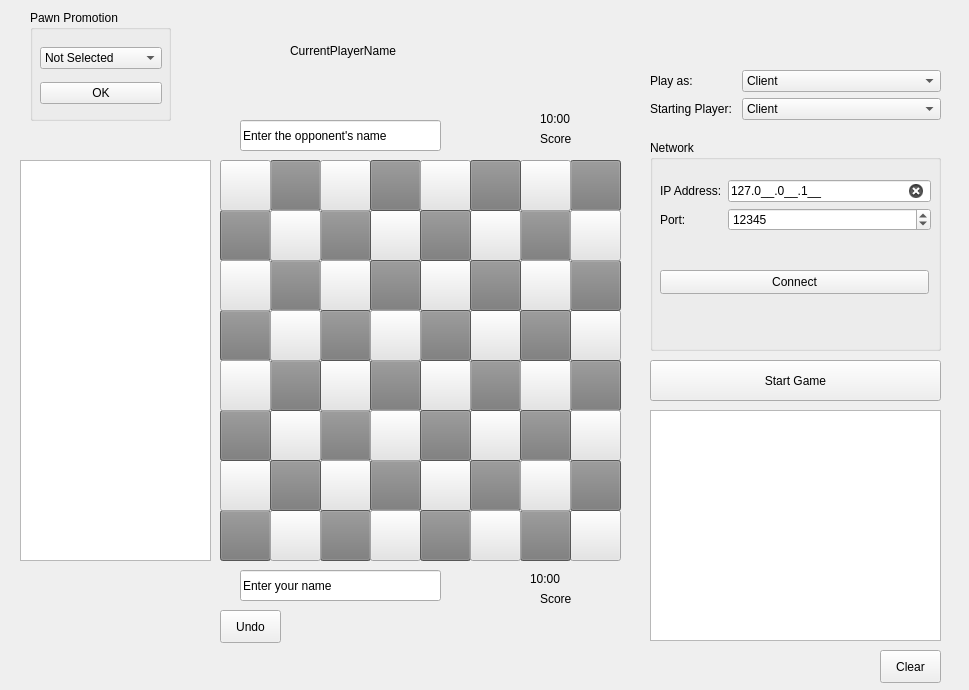
Above: schach/schachgui.ui from Charly-62/QtChessApp before the change. Below: the same form after it.
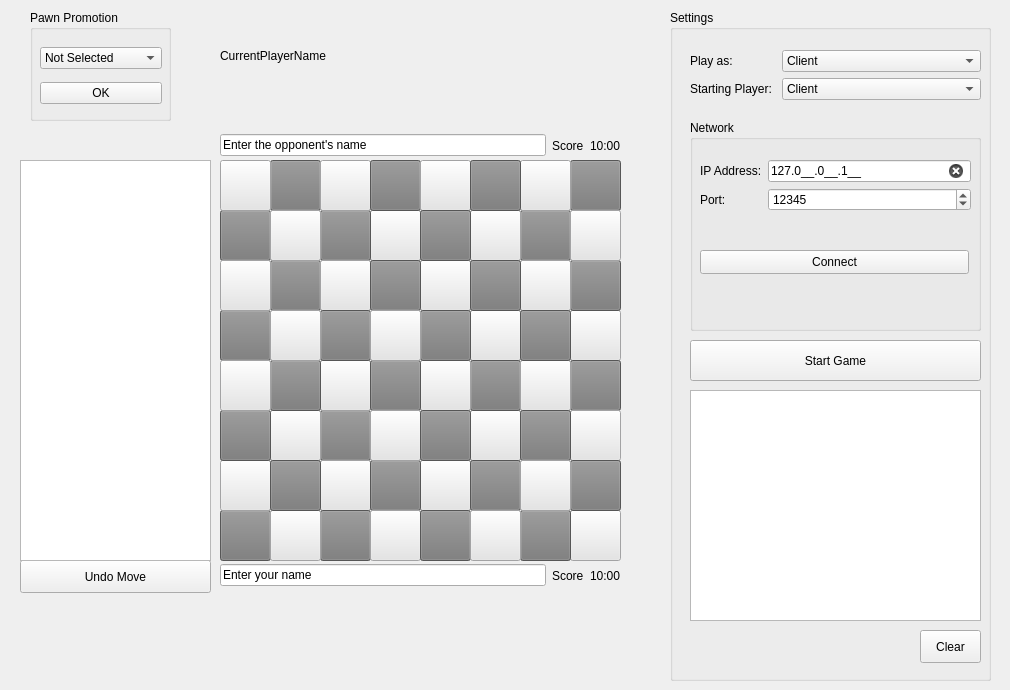
That is the form after the change. The open tabs and pages were chosen to show the change.

Diff of the .ui file:
```diff
--- a/schach/schachgui.ui
+++ b/schach/schachgui.ui
@@ -6,7 +6,7 @@
    <rect>
     <x>0</x>
     <y>0</y>
-    <width>969</width>
+    <width>1010</width>
     <height>690</height>
    </rect>
   </property>
@@ -1046,11 +1046,172 @@
     <string/>
    </property>
   </widget>
+  <widget class="QLabel" name="lblCurrentPlayerName">
+   <property name="geometry">
+    <rect>
+     <x>220</x>
+     <y>10</y>
+     <width>401</width>
+     <height>91</height>
+    </rect>
+   </property>
+   <property name="text">
+    <string>CurrentPlayerName</string>
+   </property>
+  </widget>
+  <widget class="QPushButton" name="pbUndo">
+   <property name="geometry">
+    <rect>
+     <x>20</x>
+     <y>560</y>
+     <width>191</width>
+     <height>33</height>
+    </rect>
+   </property>
+   <property name="text">
+    <string>Undo Move</string>
+   </property>
+  </widget>
+  <widget class="QListWidget" name="lstMoveHistory">
+   <property name="geometry">
+    <rect>
+     <x>20</x>
+     <y>160</y>
+     <width>191</width>
+     <height>401</height>
+    </rect>
+   </property>
+  </widget>
+  <widget class="QStackedWidget" name="swpawnpromotion">
+   <property name="geometry">
+    <rect>
+     <x>10</x>
+     <y>10</y>
+     <width>211</width>
+     <height>111</height>
+    </rect>
+   </property>
+   <property name="currentIndex">
+    <number>1</number>
+   </property>
+   <widget class="QWidget" name="pawnpromotionpage">
+    <widget class="QGroupBox" name="grpPawnPromotion">
+     <property name="geometry">
+      <rect>
+       <x>20</x>
+       <y>0</y>
+       <width>141</width>
+       <height>111</height>
+      </rect>
+     </property>
+     <property name="title">
+      <string>Pawn Promotion</string>
+     </property>
+     <widget class="QWidget" name="verticalLayoutWidget">
+      <property name="geometry">
+       <rect>
+        <x>10</x>
+        <y>30</y>
+        <width>122</width>
+        <height>72</height>
+       </rect>
+      </property>
+      <layout class="QVBoxLayout" name="verticalLayout">
+       <item>
+        <widget class="QComboBox" name="cbPawnPromotion">
+         <item>
+          <property name="text">
+           <string>Not Selected</string>
+          </property>
+         </item>
+         <item>
+          <property name="text">
+           <string>Queen</string>
+          </property>
+         </item>
+         <item>
+          <property name="text">
+           <string>Rook</string>
+          </property>
+         </item>
+         <item>
+          <property name="text">
+           <string>Knight</string>
+          </property>
+         </item>
+         <item>
+          <property name="text">
+           <string>Bishop</string>
+          </property>
+         </item>
+        </widget>
+       </item>
+       <item>
+        <widget class="QPushButton" name="pbPawnPromotion">
+         <property name="text">
+          <string>OK</string>
+         </property>
+        </widget>
+       </item>
+      </layout>
+     </widget>
+    </widget>
+   </widget>
+   <widget class="QWidget" name="defaultpage"/>
+  </widget>
+  <widget class="QGroupBox" name="groupBox">
+   <property name="geometry">
+    <rect>
+     <x>670</x>
+     <y>10</y>
+     <width>321</width>
+     <height>671</height>
+    </rect>
+   </property>
+   <property name="title">
+    <string>Settings</string>
+   </property>
+   <widget class="QPushButton" name="pbClear">
+    <property name="geometry">
+     <rect>
+      <x>250</x>
+      <y>620</y>
+      <width>61</width>
+      <height>33</height>
+     </rect>
+    </property>
+    <property name="text">
+     <string>Clear</string>
+    </property>
+   </widget>
+   <widget class="QListWidget" name="lstNetzwerkConsole">
+    <property name="geometry">
+     <rect>
+      <x>20</x>
+      <y>380</y>
+      <width>291</width>
+      <height>231</height>
+     </rect>
+    </property>
+   </widget>
+   <widget class="QPushButton" name="bStart">
+    <property name="geometry">
+     <rect>
+      <x>20</x>
+      <y>330</y>
+      <width>291</width>
+      <height>41</height>
+     </rect>
+    </property>
+    <property name="text">
+     <string>Start Game</string>
+    </property>
+   </widget>
   <widget class="QGroupBox" name="grpNetwork">
    <property name="geometry">
     <rect>
-     <x>650</x>
-     <y>140</y>
+      <x>20</x>
+      <y>110</y>
      <width>291</width>
      <height>211</height>
     </rect>
@@ -1127,24 +1288,11 @@
     </property>
    </widget>
   </widget>
-  <widget class="QLabel" name="scorelbl">
-   <property name="geometry">
-    <rect>
-     <x>540</x>
-     <y>130</y>
-     <width>64</width>
-     <height>17</height>
-    </rect>
-   </property>
-   <property name="text">
-    <string>Score</string>
-   </property>
-  </widget>
   <widget class="QWidget" name="formLayoutWidget_2">
    <property name="geometry">
     <rect>
-     <x>650</x>
-     <y>70</y>
+      <x>20</x>
+      <y>40</y>
      <width>291</width>
      <height>70</height>
     </rect>
@@ -1199,219 +1347,72 @@
     </item>
    </layout>
   </widget>
-  <widget class="QListWidget" name="lstNetzwerkConsole">
+  </widget>
+  <widget class="QWidget" name="horizontalLayoutWidget">
    <property name="geometry">
     <rect>
-     <x>650</x>
-     <y>410</y>
-     <width>291</width>
-     <height>231</height>
+     <x>220</x>
+     <y>130</y>
+     <width>401</width>
+     <height>31</height>
     </rect>
    </property>
-  </widget>
+   <layout class="QHBoxLayout" name="horizontalLayout">
+    <item>
+     <widget class="QLineEdit" name="leName2">
+      <property name="text">
+       <string>Enter the opponent's name</string>
+      </property>
+     </widget>
+    </item>
+    <item>
+     <widget class="QLabel" name="scorelbl">
+      <property name="text">
+       <string>Score</string>
+      </property>
+     </widget>
+    </item>
+    <item>
   <widget class="QLabel" name="lblPlayer2Timer">
-   <property name="geometry">
-    <rect>
-     <x>540</x>
-     <y>110</y>
-     <width>64</width>
-     <height>17</height>
-    </rect>
-   </property>
    <property name="text">
     <string>10:00</string>
    </property>
   </widget>
-  <widget class="QLabel" name="lblPlayer1Timer">
-   <property name="geometry">
-    <rect>
-     <x>530</x>
-     <y>570</y>
-     <width>64</width>
-     <height>17</height>
-    </rect>
-   </property>
-   <property name="text">
-    <string>10:00</string>
-   </property>
+    </item>
+   </layout>
   </widget>
-  <widget class="QLabel" name="scorelbl_2">
+  <widget class="QWidget" name="horizontalLayoutWidget_2">
    <property name="geometry">
     <rect>
-     <x>540</x>
-     <y>590</y>
-     <width>64</width>
-     <height>17</height>
+     <x>220</x>
+     <y>560</y>
+     <width>401</width>
+     <height>31</height>
     </rect>
    </property>
-   <property name="text">
-    <string>Score</string>
-   </property>
-  </widget>
+   <layout class="QHBoxLayout" name="horizontalLayout_2">
+    <item>
   <widget class="QLineEdit" name="leName1">
-   <property name="geometry">
-    <rect>
-     <x>240</x>
-     <y>570</y>
-     <width>201</width>
-     <height>31</height>
-    </rect>
-   </property>
    <property name="text">
     <string>Enter your name</string>
    </property>
   </widget>
-  <widget class="QLineEdit" name="leName2">
-   <property name="geometry">
-    <rect>
-     <x>240</x>
-     <y>120</y>
-     <width>201</width>
-     <height>31</height>
-    </rect>
-   </property>
-   <property name="text">
-    <string>Enter the opponent's name</string>
-   </property>
-  </widget>
-  <widget class="QLabel" name="lblCurrentPlayerName">
-   <property name="geometry">
-    <rect>
-     <x>290</x>
-     <y>10</y>
-     <width>281</width>
-     <height>81</height>
-    </rect>
-   </property>
-   <property name="text">
-    <string>CurrentPlayerName</string>
-   </property>
-  </widget>
-  <widget class="QPushButton" name="bStart">
-   <property name="geometry">
-    <rect>
-     <x>650</x>
-     <y>360</y>
-     <width>291</width>
-     <height>41</height>
-    </rect>
-   </property>
-   <property name="text">
-    <string>Start Game</string>
-   </property>
-  </widget>
-  <widget class="QPushButton" name="pbClear">
-   <property name="geometry">
-    <rect>
-     <x>880</x>
-     <y>650</y>
-     <width>61</width>
-     <height>33</height>
-    </rect>
-   </property>
-   <property name="text">
-    <string>Clear</string>
-   </property>
-  </widget>
-  <widget class="QPushButton" name="pbUndo">
-   <property name="geometry">
-    <rect>
-     <x>220</x>
-     <y>610</y>
-     <width>61</width>
-     <height>33</height>
-    </rect>
-   </property>
-   <property name="text">
-    <string>Undo</string>
-   </property>
-  </widget>
-  <widget class="QListWidget" name="lstMoveHistory">
-   <property name="geometry">
-    <rect>
-     <x>20</x>
-     <y>160</y>
-     <width>191</width>
-     <height>401</height>
-    </rect>
-   </property>
-  </widget>
-  <widget class="QStackedWidget" name="swpawnpromotion">
-   <property name="geometry">
-    <rect>
-     <x>10</x>
-     <y>10</y>
-     <width>211</width>
-     <height>111</height>
-    </rect>
-   </property>
-   <property name="currentIndex">
-    <number>1</number>
-   </property>
-   <widget class="QWidget" name="pawnpromotionpage">
-    <widget class="QGroupBox" name="grpPawnPromotion">
-     <property name="geometry">
-      <rect>
-       <x>20</x>
-       <y>0</y>
-       <width>141</width>
-       <height>111</height>
-      </rect>
-     </property>
-     <property name="title">
-      <string>Pawn Promotion</string>
-     </property>
-     <widget class="QWidget" name="verticalLayoutWidget">
-      <property name="geometry">
-       <rect>
-        <x>10</x>
-        <y>30</y>
-        <width>122</width>
-        <height>72</height>
-       </rect>
-      </property>
-      <layout class="QVBoxLayout" name="verticalLayout">
-       <item>
-        <widget class="QComboBox" name="cbPawnPromotion">
-         <item>
-          <property name="text">
-           <string>Not Selected</string>
-          </property>
          </item>
          <item>
+     <widget class="QLabel" name="scorelbl_2">
           <property name="text">
-           <string>Queen</string>
-          </property>
-         </item>
-         <item>
-          <property name="text">
-           <string>Rook</string>
-          </property>
-         </item>
-         <item>
-          <property name="text">
-           <string>Knight</string>
-          </property>
-         </item>
-         <item>
-          <property name="text">
-           <string>Bishop</string>
-          </property>
-         </item>
+       <string>Score</string>
+      </property>
         </widget>
        </item>
        <item>
-        <widget class="QPushButton" name="pbPawnPromotion">
+     <widget class="QLabel" name="lblPlayer1Timer">
          <property name="text">
-          <string>OK</string>
+       <string>10:00</string>
          </property>
         </widget>
        </item>
       </layout>
-     </widget>
-    </widget>
-   </widget>
-   <widget class="QWidget" name="defaultpage"/>
   </widget>
  </widget>
  <resources/>
```
Lines whose indentation alone changed are shown as unchanged.
